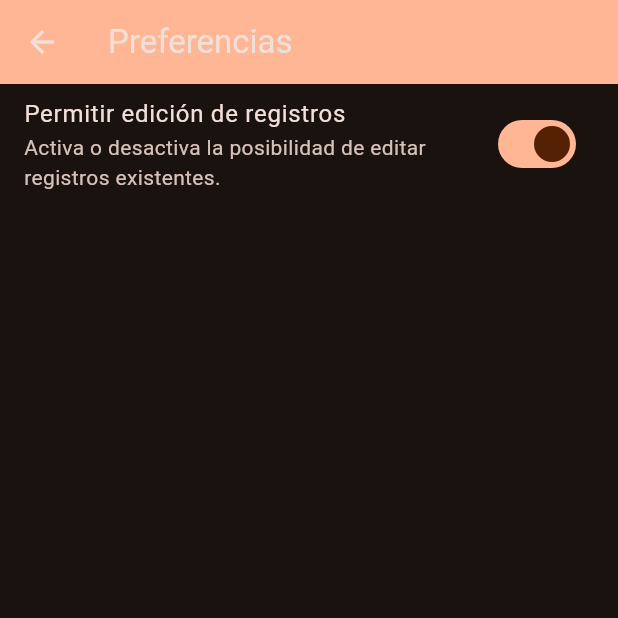
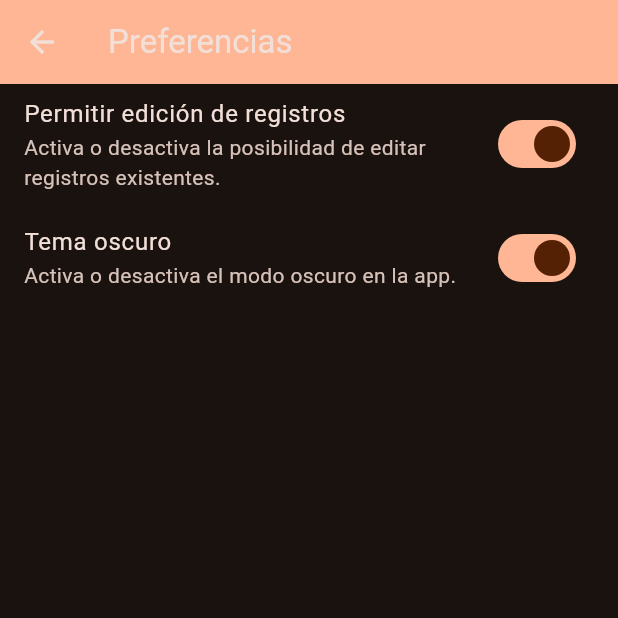
Before and after one commit to JohnCooper25/AgroData_App, a Flutter app: the screen it shows after launch, in the side drawer, after a tap on "Preferencias", on a phone screen of 412 x 824 dp, the top half of it. Run offline on Flutter 3.47's test engine with Material 3 defaults, Android fonts, the phone set to English and light mode, and no system bars; our stand-ins replace shared_preferences; Roboto replaces fonts that are missing (MerriweatherItalic).

Commit message:
estableciendo preferencias finales

```diff
--- a/lib/main.dart
+++ b/lib/main.dart
@@ -1,12 +1,22 @@
 import 'package:flutter/material.dart';
+import 'package:provider/provider.dart';
+import 'package:shared_preferences/shared_preferences.dart';
 import 'theme.dart';
 import 'pages/home.dart';
+import 'provider/app_data.dart';
 
+void main() async {
+  WidgetsFlutterBinding.ensureInitialized();
 
+  final appData = AppData();
+  await appData.loadPreferences();
 
-void main() {
-
-  runApp(const MyApp());
+  runApp(
+    ChangeNotifierProvider(
+      create: (_) => appData,
+      child: const MyApp(),
+    ),
+  );
 }
 
 class MyApp extends StatelessWidget {
@@ -14,9 +24,13 @@ class MyApp extends StatelessWidget {
 
   @override
   Widget build(BuildContext context) {
+    final themeMode = context.watch<AppData>().themeMode;
+
     return MaterialApp(
       title: 'AgroData',
-      theme: MaterialTheme().dark(),
+      theme: MaterialTheme().light(),
+      darkTheme: MaterialTheme().dark(),
+      themeMode: themeMode,
       home: const MyHomePage(title: 'AgroData'),
     );
   }
--- a/lib/pages/preferences.dart
+++ b/lib/pages/preferences.dart
@@ -1,5 +1,6 @@
 import 'package:flutter/material.dart';
 import 'package:shared_preferences/shared_preferences.dart';
+import '../theme.dart';
 
 class PreferencesPage extends StatefulWidget {
   const PreferencesPage({super.key});
@@ -10,6 +11,7 @@ class PreferencesPage extends StatefulWidget {
 
 class _PreferencesPageState extends State<PreferencesPage> {
   bool _allowEdits = true;
+  bool _darkTheme = true;
 
   @override
   void initState() {
@@ -21,6 +23,7 @@ class _PreferencesPageState extends State<PreferencesPage> {
     final prefs = await SharedPreferences.getInstance();
     setState(() {
       _allowEdits = prefs.getBool('allow_edits') ?? true; // por defecto: true
+      _darkTheme = prefs.getBool('dark_theme') ?? true; // por defecto: true
     });
   }
 
@@ -29,6 +32,17 @@ class _PreferencesPageState extends State<PreferencesPage> {
     await prefs.setBool('allow_edits', newValue);
     setState(() {
       _allowEdits = newValue;
+    });
+  }
+
+  Future<void> _toggleTheme(bool newValue) async {
+    final prefs = await SharedPreferences.getInstance();
+    await prefs.setBool('dark_theme', newValue);
+    setState(() {
+      _darkTheme = newValue;
+    });
+    Future.delayed(const Duration(milliseconds: 300), () {
+      Navigator.of(context).pop();
     });
   }
 
@@ -48,6 +62,12 @@ class _PreferencesPageState extends State<PreferencesPage> {
             value: _allowEdits,
             onChanged: _toggleEdits,
           ),
+          SwitchListTile(
+            title: const Text('Tema oscuro'),
+            subtitle: const Text('Activa o desactiva el modo oscuro en la app.'),
+            value: _darkTheme,
+            onChanged: _toggleTheme,
+          ),
         ],
       ),
     );
--- /dev/null
+++ b/lib/provider/app_data.dart
@@ -0,0 +1,25 @@
+import 'package:flutter/material.dart';
+import 'package:shared_preferences/shared_preferences.dart';
+
+class AppData extends ChangeNotifier {
+  /// Tema actual (light o dark)
+  ThemeMode _themeMode = ThemeMode.dark;
+
+  ThemeMode get themeMode => _themeMode;
+
+  /// Inicializa desde SharedPreferences
+  Future<void> loadPreferences() async {
+    final prefs = await SharedPreferences.getInstance();
+    final isDark = prefs.getBool('dark_theme') ?? true;
+    _themeMode = isDark ? ThemeMode.dark : ThemeMode.light;
+    notifyListeners();
+  }
+
+  /// Cambia el tema y guarda preferencia
+  Future<void> toggleTheme(bool isDark) async {
+    _themeMode = isDark ? ThemeMode.dark : ThemeMode.light;
+    final prefs = await SharedPreferences.getInstance();
+    await prefs.setBool('dark_theme', isDark);
+    notifyListeners();
+  }
+}
--- a/lib/theme.dart
+++ b/lib/theme.dart
@@ -5,6 +5,61 @@ class MaterialTheme {
   final TextTheme textTheme = ThemeData.dark().textTheme.apply(
     fontFamily: 'MerriweatherItalic',
   );
+
+  static ColorScheme lightScheme() {
+    return const ColorScheme(
+      brightness: Brightness.light,
+      primary: Color(0xff8e4d2d),
+      surfaceTint: Color(0xff8e4d2d),
+      onPrimary: Color(0xffffffff),
+      primaryContainer: Color(0xffffdbcc),
+      onPrimaryContainer: Color(0xff713718),
+      secondary: Color(0xff765749),
+      onSecondary: Color(0xffffffff),
+      secondaryContainer: Color(0xffffdbcc),
+      onSecondaryContainer: Color(0xff5c4033),
+      tertiary: Color(0xff665f31),
+      onTertiary: Color(0xffffffff),
+      tertiaryContainer: Color(0xffeee4a9),
+      onTertiaryContainer: Color(0xff4d471b),
+      error: Color(0xffba1a1a),
+      onError: Color(0xffffffff),
+      errorContainer: Color(0xffffdad6),
+      onErrorContainer: Color(0xff93000a),
+      surface: Color(0xfffff8f6),
+      onSurface: Color(0xff221a16),
+      onSurfaceVariant: Color(0xff52443d),
+      outline: Color(0xff85736c),
+      outlineVariant: Color(0xffd7c2ba),
+      shadow: Color(0xff000000),
+      scrim: Color(0xff000000),
+      inverseSurface: Color(0xff382e2a),
+      inversePrimary: Color(0xffffb694),
+      primaryFixed: Color(0xffffdbcc),
+      onPrimaryFixed: Color(0xff351000),
+      primaryFixedDim: Color(0xffffb694),
+      onPrimaryFixedVariant: Color(0xff713718),
+      secondaryFixed: Color(0xffffdbcc),
+      onSecondaryFixed: Color(0xff2c160b),
+      secondaryFixedDim: Color(0xffe6bead),
+      onSecondaryFixedVariant: Color(0xff5c4033),
+      tertiaryFixed: Color(0xffeee4a9),
+      onTertiaryFixed: Color(0xff201c00),
+      tertiaryFixedDim: Color(0xffd1c88f),
+      onTertiaryFixedVariant: Color(0xff4d471b),
+      surfaceDim: Color(0xffe8d6d0),
+      surfaceBright: Color(0xfffff8f6),
+      surfaceContainerLowest: Color(0xffffffff),
+      surfaceContainerLow: Color(0xfffff1ec),
+      surfaceContainer: Color(0xfffceae3),
+      surfaceContainerHigh: Color(0xfff6e5de),
+      surfaceContainerHighest: Color(0xfff1dfd8),
+    );
+  }
+
+  ThemeData light() {
+    return theme(lightScheme());
+  }
 
   static ColorScheme darkScheme() {
     return const ColorScheme(
--- a/pubspec.yaml
+++ b/pubspec.yaml
@@ -9,6 +9,7 @@ environment:
 
 dependencies:
   url_launcher: ^6.1.10
+  provider: ^6.1.2
   connectivity_plus: ^5.0.2
   shared_preferences: ^2.2.2
   flutter:
```
Also changed, not shown: lib/entity/actividad.dart (added, +24 -0 lines), pubspec.lock.
